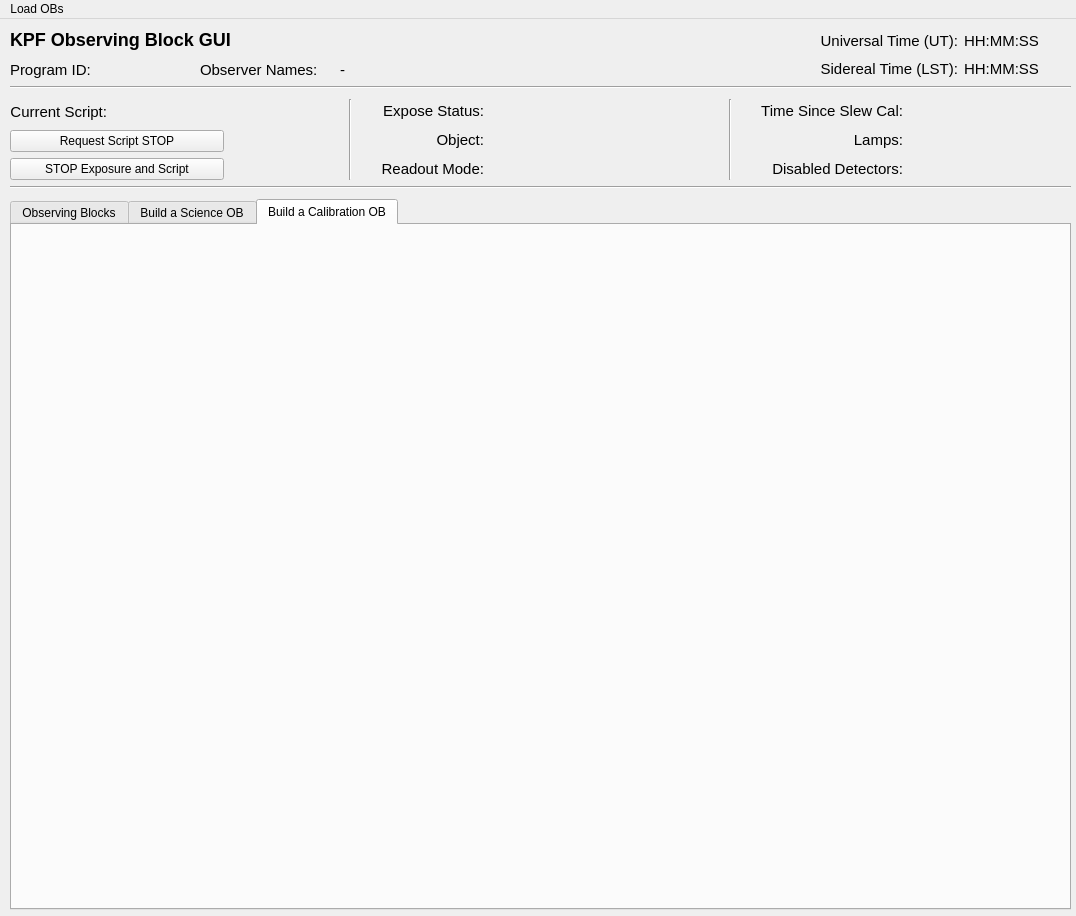
First picture: the form in kpf/OB_GUI/KPF_OB_GUI.ui, repository KeckObservatory/KPFTranslator, before the edit.
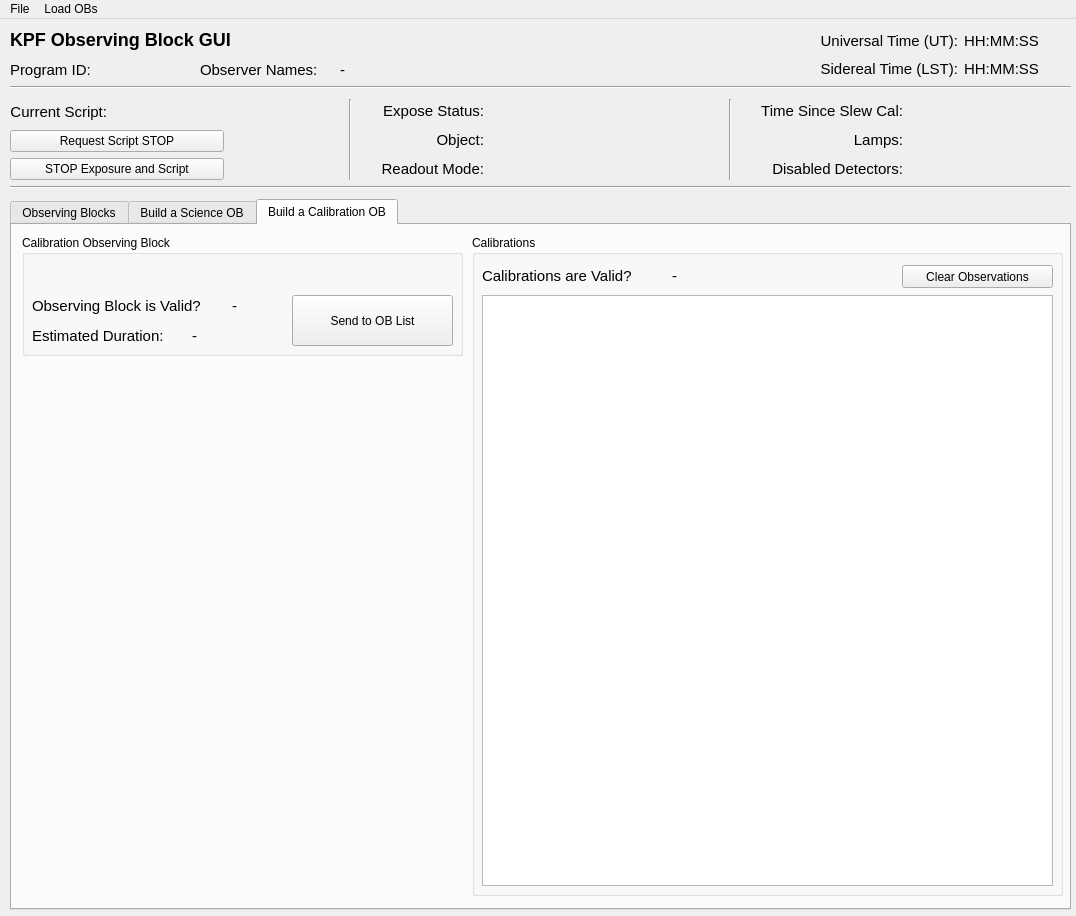
Second picture: the form after the edit. The open tabs and pages were chosen to show the change.

Commit message: Add Calibration OB builder

```diff
--- a/kpf/OB_GUI/KPF_OB_GUI.ui
+++ b/kpf/OB_GUI/KPF_OB_GUI.ui
@@ -1126,6 +1126,201 @@
      <attribute name="title">
       <string>Build a Calibration OB</string>
      </attribute>
+     <widget class="QGroupBox" name="groupBox_6">
+      <property name="geometry">
+       <rect>
+        <x>10</x>
+        <y>10</y>
+        <width>441</width>
+        <height>121</height>
+       </rect>
+      </property>
+      <property name="title">
+       <string>Calibration Observing Block</string>
+      </property>
+      <widget class="QPushButton" name="BC_SendToOBList">
+       <property name="geometry">
+        <rect>
+         <x>270</x>
+         <y>60</y>
+         <width>161</width>
+         <height>51</height>
+        </rect>
+       </property>
+       <property name="toolTip">
+        <string>This will set the current exposure to End, triggering a readout and will request the current script to stop at the next opportunity (typically after the exposure is done).</string>
+       </property>
+       <property name="text">
+        <string>Send to OB List</string>
+       </property>
+      </widget>
+      <widget class="QLabel" name="BC_EstimatedDurationLabel">
+       <property name="geometry">
+        <rect>
+         <x>10</x>
+         <y>90</y>
+         <width>161</width>
+         <height>21</height>
+        </rect>
+       </property>
+       <property name="font">
+        <font>
+         <pointsize>11</pointsize>
+        </font>
+       </property>
+       <property name="text">
+        <string>Estimated Duration:</string>
+       </property>
+      </widget>
+      <widget class="QLabel" name="BC_EstimatedDuration">
+       <property name="geometry">
+        <rect>
+         <x>170</x>
+         <y>90</y>
+         <width>91</width>
+         <height>21</height>
+        </rect>
+       </property>
+       <property name="font">
+        <font>
+         <pointsize>11</pointsize>
+        </font>
+       </property>
+       <property name="text">
+        <string>-</string>
+       </property>
+      </widget>
+      <widget class="QLabel" name="BC_OBValidLabel">
+       <property name="geometry">
+        <rect>
+         <x>10</x>
+         <y>60</y>
+         <width>191</width>
+         <height>21</height>
+        </rect>
+       </property>
+       <property name="font">
+        <font>
+         <pointsize>11</pointsize>
+        </font>
+       </property>
+       <property name="text">
+        <string>Observing Block is Valid?</string>
+       </property>
+      </widget>
+      <widget class="QLabel" name="BC_OBValid">
+       <property name="geometry">
+        <rect>
+         <x>210</x>
+         <y>60</y>
+         <width>51</width>
+         <height>21</height>
+        </rect>
+       </property>
+       <property name="font">
+        <font>
+         <pointsize>11</pointsize>
+        </font>
+       </property>
+       <property name="text">
+        <string>-</string>
+       </property>
+      </widget>
+      <widget class="QLabel" name="BC_OBString">
+       <property name="geometry">
+        <rect>
+         <x>10</x>
+         <y>30</y>
+         <width>421</width>
+         <height>21</height>
+        </rect>
+       </property>
+       <property name="font">
+        <font>
+         <family>Monospace</family>
+         <pointsize>10</pointsize>
+        </font>
+       </property>
+       <property name="text">
+        <string/>
+       </property>
+      </widget>
+     </widget>
+     <widget class="QGroupBox" name="groupBox_7">
+      <property name="geometry">
+       <rect>
+        <x>460</x>
+        <y>10</y>
+        <width>591</width>
+        <height>661</height>
+       </rect>
+      </property>
+      <property name="title">
+       <string>Calibrations</string>
+      </property>
+      <widget class="QLabel" name="BC_CalibrationsValidLabel">
+       <property name="geometry">
+        <rect>
+         <x>10</x>
+         <y>30</y>
+         <width>181</width>
+         <height>21</height>
+        </rect>
+       </property>
+       <property name="font">
+        <font>
+         <pointsize>11</pointsize>
+        </font>
+       </property>
+       <property name="text">
+        <string>Calibrations are Valid?</string>
+       </property>
+      </widget>
+      <widget class="QLabel" name="BC_CalibrationsValid">
+       <property name="geometry">
+        <rect>
+         <x>200</x>
+         <y>30</y>
+         <width>61</width>
+         <height>21</height>
+        </rect>
+       </property>
+       <property name="font">
+        <font>
+         <pointsize>11</pointsize>
+        </font>
+       </property>
+       <property name="text">
+        <string>-</string>
+       </property>
+      </widget>
+      <widget class="QPushButton" name="BC_ClearCalibrationsButton">
+       <property name="geometry">
+        <rect>
+         <x>430</x>
+         <y>30</y>
+         <width>151</width>
+         <height>23</height>
+        </rect>
+       </property>
+       <property name="toolTip">
+        <string>This will set the current exposure to End, triggering a readout and will request the current script to stop at the next opportunity (typically after the exposure is done).</string>
+       </property>
+       <property name="text">
+        <string>Clear Observations</string>
+       </property>
+      </widget>
+      <widget class="QPlainTextEdit" name="BC_CalibrationsView">
+       <property name="geometry">
+        <rect>
+         <x>10</x>
+         <y>60</y>
+         <width>571</width>
+         <height>591</height>
+        </rect>
+       </property>
+      </widget>
+     </widget>
     </widget>
    </widget>
    <widget class="QLabel" name="label_89">
@@ -1296,6 +1491,13 @@
     <addaction name="action_LoadOBsFromProgram"/>
     <addaction name="action_LoadOBFromFile"/>
    </widget>
+   <widget class="QMenu" name="menuFile_2">
+    <property name="title">
+     <string>File</string>
+    </property>
+    <addaction name="actionExit"/>
+   </widget>
+   <addaction name="menuFile_2"/>
    <addaction name="menuFile"/>
   </widget>
   <action name="actionLoad_Targets">
```
Left out of the diff: 7 changed lines with no effect on the pictures. The commit also changes 1 other file.
